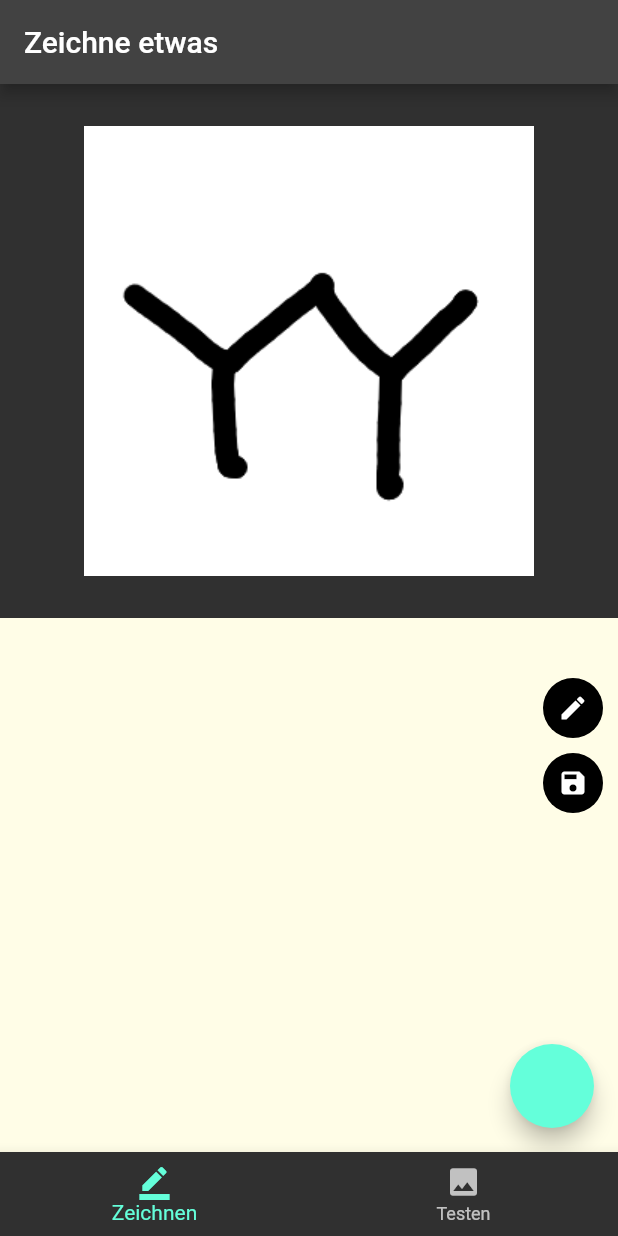
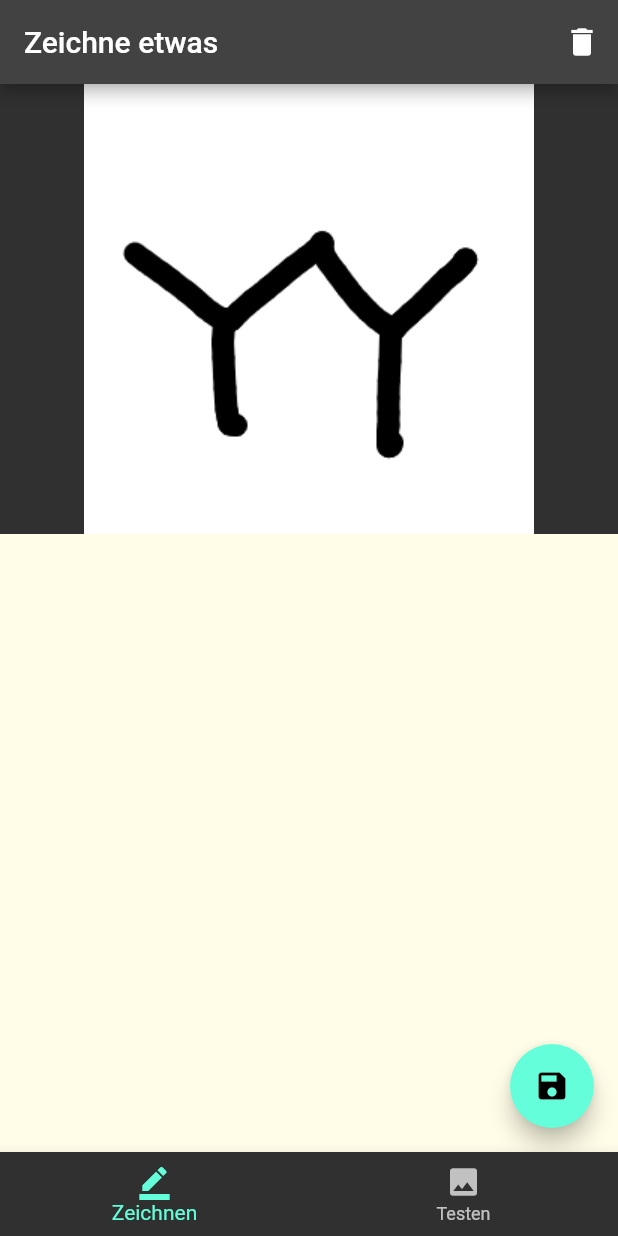
Before and after one commit to SirSimon04/DeepChemistryApp, a Flutter app: the screen it shows after launch, on a phone screen of 412 x 824 dp. Run offline on Flutter 3.47's test engine with Material 2 defaults, Android fonts, the phone set to English and light mode, and no system bars; drawn by our look-alikes of screenshot; our stand-ins replace image_gallery_saver.

Commit message:
can save from parent

```diff
--- a/lib/screens/drawing_screen/components/custom_draw_widget.dart
+++ b/lib/screens/drawing_screen/components/custom_draw_widget.dart
@@ -12,10 +12,10 @@ class CustomDrawingWidget extends StatefulWidget {
   const CustomDrawingWidget({Key? key}) : super(key: key);
 
   @override
-  _CustomDrawingWidgetState createState() => _CustomDrawingWidgetState();
+  CustomDrawingWidgetState createState() => CustomDrawingWidgetState();
 }
 
-class _CustomDrawingWidgetState extends State<CustomDrawingWidget> {
+class CustomDrawingWidgetState extends State<CustomDrawingWidget> {
   final GlobalKey _globalKey = GlobalKey();
   List<DrawnLine> lines = <DrawnLine>[];
   Color selectedColor = Colors.black;
@@ -27,6 +27,10 @@ class _CustomDrawingWidgetState extends State<CustomDrawingWidget> {
       StreamController<DrawnLine>.broadcast();
   ScreenshotController screenshotController = ScreenshotController();
 
+  void printSomething() {
+    print("Moin");
+  }
+
   Future<void> save() async {
     try {
       Uint8List image = await screenshotController.capture() ?? Uint8List(0);
@@ -37,6 +41,7 @@ class _CustomDrawingWidgetState extends State<CustomDrawingWidget> {
         name: DateTime.now().toIso8601String() + ".png",
         isReturnImagePathOfIOS: true,
       );
+      clear();
     } catch (e) {
       print(e);
     }
@@ -115,99 +120,104 @@ class _CustomDrawingWidgetState extends State<CustomDrawingWidget> {
     );
   }
 
-  Widget buildStrokeButton(double strokeWidth) {
-    return GestureDetector(
-      onTap: () {
-        selectedWidth = strokeWidth;
-      },
-      child: Padding(
-        padding: const EdgeInsets.all(4.0),
-        child: Container(
-          width: strokeWidth * 2,
-          height: strokeWidth * 2,
-          decoration: BoxDecoration(
-              color: selectedColor, borderRadius: BorderRadius.circular(20.0)),
-        ),
-      ),
-    );
-  }
-
-  Widget buildColorToolbar() {
-    return Positioned(
-      top: 40.0,
-      right: 10.0,
-      child: Column(
-        crossAxisAlignment: CrossAxisAlignment.center,
-        mainAxisAlignment: MainAxisAlignment.start,
-        children: [
-          buildClearButton(),
-          const Divider(
-            height: 10.0,
-          ),
-          buildSaveButton(),
-          const Divider(
-            height: 20.0,
-          ),
-        ],
-      ),
-    );
-  }
-
-  Widget buildColorButton(Color color) {
-    return Padding(
-      padding: const EdgeInsets.all(4.0),
-      child: FloatingActionButton(
-        mini: true,
-        backgroundColor: color,
-        child: Container(),
-        onPressed: () {
-          setState(() {
-            selectedColor = color;
-          });
-        },
-      ),
-    );
-  }
-
-  Widget buildSaveButton() {
-    return GestureDetector(
-      onTap: save,
-      child: const CircleAvatar(
-        child: Icon(
-          Icons.save,
-          size: 20.0,
-          color: Colors.white,
-        ),
-      ),
-    );
-  }
-
-  Widget buildClearButton() {
-    return GestureDetector(
-      onTap: clear,
-      child: const CircleAvatar(
-        child: Icon(
-          Icons.create,
-          size: 20.0,
-          color: Colors.white,
-        ),
-      ),
-    );
-  }
+  // Widget buildStrokeButton(double strokeWidth) {
+  //   return GestureDetector(
+  //     onTap: () {
+  //       selectedWidth = strokeWidth;
+  //     },
+  //     child: Padding(
+  //       padding: const EdgeInsets.all(4.0),
+  //       child: Container(
+  //         width: strokeWidth * 2,
+  //         height: strokeWidth * 2,
+  //         decoration: BoxDecoration(
+  //             color: selectedColor, borderRadius: BorderRadius.circular(20.0)),
+  //       ),
+  //     ),
+  //   );
+  // }
+  //
+  // Widget buildColorToolbar() {
+  //   return Positioned(
+  //     top: 40.0,
+  //     right: 10.0,
+  //     child: Column(
+  //       crossAxisAlignment: CrossAxisAlignment.center,
+  //       mainAxisAlignment: MainAxisAlignment.start,
+  //       children: [
+  //         buildClearButton(),
+  //         const Divider(
+  //           height: 10.0,
+  //         ),
+  //         buildSaveButton(),
+  //         const Divider(
+  //           height: 20.0,
+  //         ),
+  //       ],
+  //     ),
+  //   );
+  // }
+  //
+  // Widget buildColorButton(Color color) {
+  //   return Padding(
+  //     padding: const EdgeInsets.all(4.0),
+  //     child: FloatingActionButton(
+  //       mini: true,
+  //       backgroundColor: color,
+  //       child: Container(),
+  //       onPressed: () {
+  //         setState(() {
+  //           selectedColor = color;
+  //         });
+  //       },
+  //     ),
+  //   );
+  // }
+  //
+  // Widget buildSaveButton() {
+  //   return GestureDetector(
+  //     onTap: save,
+  //     child: const CircleAvatar(
+  //       child: Icon(
+  //         Icons.save,
+  //         size: 20.0,
+  //         color: Colors.white,
+  //       ),
+  //     ),
+  //   );
+  // }
+  //
+  // Widget buildClearButton() {
+  //   return GestureDetector(
+  //     onTap: clear,
+  //     child: const CircleAvatar(
+  //       child: Icon(
+  //         Icons.create,
+  //         size: 20.0,
+  //         color: Colors.white,
+  //       ),
+  //     ),
+  //   );
+  // }
 
   @override
   Widget build(BuildContext context) {
     return Screenshot(
       controller: screenshotController,
-      child: Container(
+      child: LayoutBuilder(
+        builder: (BuildContext context, BoxConstraints constraints) {
+          return Container(
+            // height: constraints.maxHeight,
+            // width: constraints.maxWidth,
             color: Colors.yellow[50],
             child: Stack(
               children: [
                 buildAllPaths(context),
                 buildCurrentPath(context),
-            buildColorToolbar()
               ],
             ),
+          );
+        },
       ),
     );
   }
--- a/lib/screens/drawing_screen/drawing_screen.dart
+++ b/lib/screens/drawing_screen/drawing_screen.dart
@@ -16,6 +16,9 @@ class DrawingScreen extends StatefulWidget {
 }
 
 class _DrawingScreenState extends State<DrawingScreen> {
+  final GlobalKey<CustomDrawingWidgetState> _customDrawingWidgetStateKey =
+      GlobalKey();
+
   @override
   Widget build(BuildContext context) {
     return Scaffold(
@@ -25,23 +28,37 @@ class _DrawingScreenState extends State<DrawingScreen> {
           "Zeichne etwas",
           style: TextStyle(color: Colors.white),
         ),
+        actions: [
+          IconButton(
+            onPressed: () => _customDrawingWidgetStateKey.currentState!.clear(),
+            icon: const Icon(Icons.delete),
+          )
+        ],
       ),
       floatingActionButton: FloatingActionButton(
-        onPressed: () {},
+        child: const Icon(Icons.save),
+        onPressed: () => _customDrawingWidgetStateKey.currentState!.save(),
       ),
       body: LayoutBuilder(
           builder: (BuildContext context, BoxConstraints constraints) {
+        print(constraints.maxWidth / 2);
+        print(constraints.maxHeight / 2);
         return Column(
           children: [
+            const Image(
+              image: AssetImage("assets/formulas/24-Dimethylpentan.jpg"),
+            ),
             SizedBox(
-              height: constraints.maxHeight / 2,
-              child: const Image(
-                image: AssetImage("assets/formulas/24-Dimethylpentan.jpg"),
+              // height: constraints.maxHeight > constraints.maxWidth
+              //     ? constraints.maxWidth
+              //     : constraints.maxHeight,
+              // width: constraints.maxHeight > constraints.maxWidth
+              //     ? constraints.maxWidth
+              //     : constraints.maxHeight,
+              child: CustomDrawingWidget(
+                key: _customDrawingWidgetStateKey,
               ),
             ),
-            SizedBox(
-                height: constraints.maxHeight / 2,
-                child: const CustomDrawingWidget()),
           ],
         );
       }),
```
Lines whose indentation alone changed are shown as unchanged.
